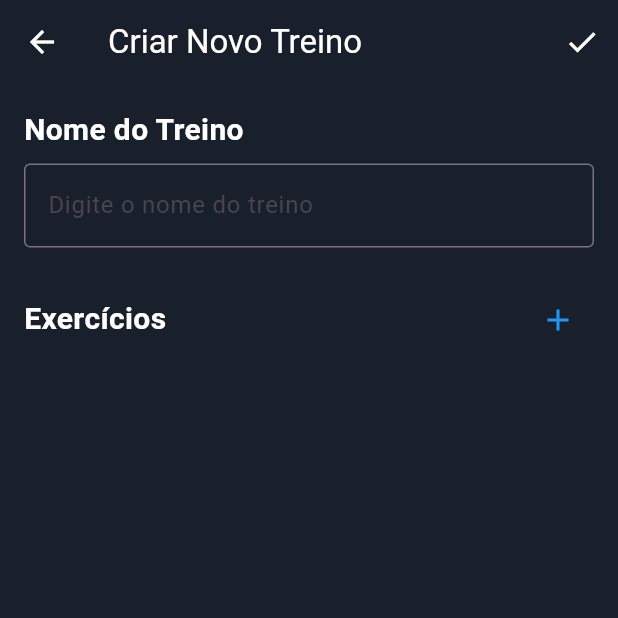
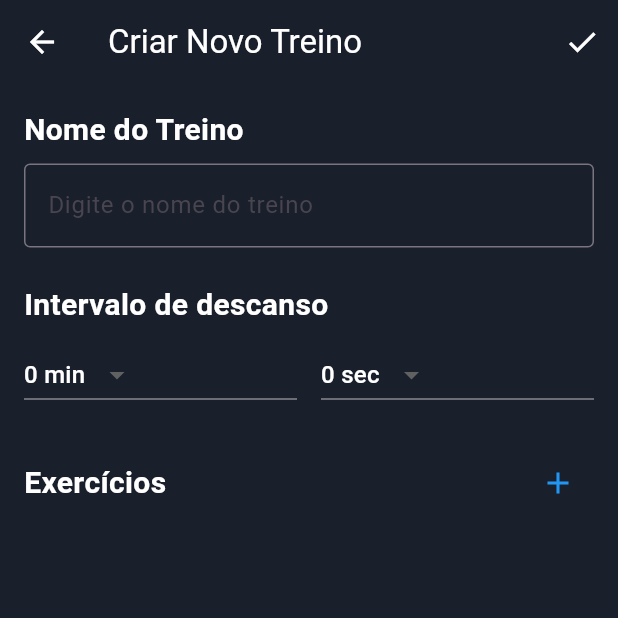
Before and after one commit to AlanEdward19/shape-up-mobile, a Flutter app: the CreateWorkoutPage screen opened directly, after a tap on the "check" icon, on a phone screen of 412 x 824 dp, the top half of it. Run offline on Flutter 3.47's test engine with Material 3 defaults, Android fonts, the phone set to English and light mode, and no system bars; our stand-ins replace firebase_auth, firebase_core, firebase_messaging, flutter_dotenv, flutter_local_notifications, flutter_secure_storage and 2 more; missing offline and left inert: encrypt, signalr_core, string_similarity; accounts and stored records are empty; generated files the repository leaves out were written again.

Commit message:
feat: Add resting time configuration; implement dropdowns for minutes and seconds in workout creation

```diff
--- a/lib/pages/create_workout_page.dart
+++ b/lib/pages/create_workout_page.dart
@@ -13,6 +13,8 @@ class _CreateWorkoutPageState extends State<CreateWorkoutPage> {
   String workoutName = '';
   WorkoutVisibility selectedVisibility = WorkoutVisibility.private;
   List<ExerciseDto> selectedExercises = [];
+  int restMinutes = 0;
+  int restSeconds = 0;
 
   @override
   Widget build(BuildContext context) {
@@ -28,7 +30,8 @@ class _CreateWorkoutPageState extends State<CreateWorkoutPage> {
           IconButton(
             icon: const Icon(Icons.check),
             onPressed: () async {
-              await TrainingService.createWorkoutAsync(workoutName, selectedVisibility, selectedExercises.map( (e) => e.id).toList());
+              var restingTimeInSeconds = Duration(minutes: restMinutes, seconds: restSeconds).inSeconds;
+              await TrainingService.createWorkoutAsync(workoutName, selectedVisibility, selectedExercises.map( (e) => e.id).toList(), restingTimeInSeconds);
               Navigator.pop(context);
             },
           ),
@@ -61,6 +64,63 @@ class _CreateWorkoutPageState extends State<CreateWorkoutPage> {
                   workoutName = value;
                 });
               },
+            ),
+            const SizedBox(height: 24),
+            const Text(
+              "Intervalo de descanso",
+              style: TextStyle(
+                fontSize: 20,
+                fontWeight: FontWeight.bold,
+                color: Colors.white,
+              ),
+            ),
+            const SizedBox(height: 8),
+            Row(
+              children: [
+                // Dropdown for minutes
+                Expanded(
+                  child: DropdownButton<int>(
+                    value: restMinutes,
+                    dropdownColor: const Color(0xFF191F2B),
+                    items: List.generate(60, (index) => index).map((minute) {
+                      return DropdownMenuItem<int>(
+                        value: minute,
+                        child: Text(
+                          "$minute min",
+                          style: const TextStyle(color: Colors.white),
+                        ),
+                      );
+                    }).toList(),
+                    onChanged: (value) {
+                      setState(() {
+                        restMinutes = value!;
+                      });
+                    },
+                  ),
+                ),
+                const SizedBox(width: 16),
+                // Dropdown for seconds
+                Expanded(
+                  child: DropdownButton<int>(
+                    value: restSeconds,
+                    dropdownColor: const Color(0xFF191F2B),
+                    items: List.generate(60, (index) => index).map((second) {
+                      return DropdownMenuItem<int>(
+                        value: second,
+                        child: Text(
+                          "$second sec",
+                          style: const TextStyle(color: Colors.white),
+                        ),
+                      );
+                    }).toList(),
+                    onChanged: (value) {
+                      setState(() {
+                        restSeconds = value!;
+                      });
+                    },
+                  ),
+                ),
+              ],
             ),
             const SizedBox(height: 24),
             // Título "Exercícios" com ícone "+"
--- a/lib/services/training_service.dart
+++ b/lib/services/training_service.dart
@@ -105,6 +105,7 @@ class TrainingService {
     String name,
     WorkoutVisibility visibility,
     List<String> exercises,
+      int restingTimeInSeconds,
   ) async {
     var token = await AuthenticationService.getToken();
 
@@ -112,6 +113,7 @@ class TrainingService {
       'name': name,
       'visibility': visibility.index,
       'exercises': exercises,
+      'restingTimeInSeconds': restingTimeInSeconds,
     });
 
     final response = await http.post(
```
Also changed, not shown: lib/pages/training.dart (+22 -1 lines).
